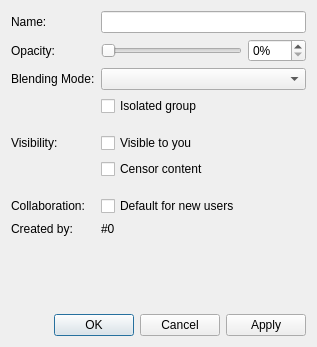
Above: src/desktop/ui/layerproperties.ui from drawpile/Drawpile before the change. Below: the same form after it.
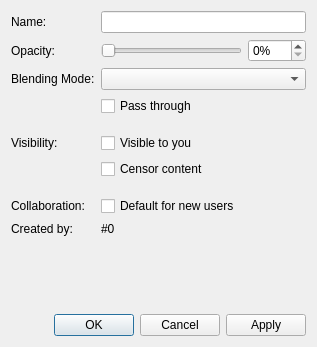
That is the form after the change.

Commit message:
Change "isolated group" to "pass through"
Since that's what other programs call it. A pass-through group is a
non-isolated group, so the checkbox is inverted.

The edit to the form file:
```diff
--- a/src/desktop/ui/layerproperties.ui
+++ b/src/desktop/ui/layerproperties.ui
@@ -71,7 +71,7 @@
    <item row="6" column="1">
     <widget class="QCheckBox" name="isolated">
      <property name="text">
-      <string>Isolated group</string>
+      <string>Pass through</string>
      </property>
     </widget>
    </item>
```
Left out of the diff: 4 changed lines with no effect on the pictures. The commit also changes 1 other file.
